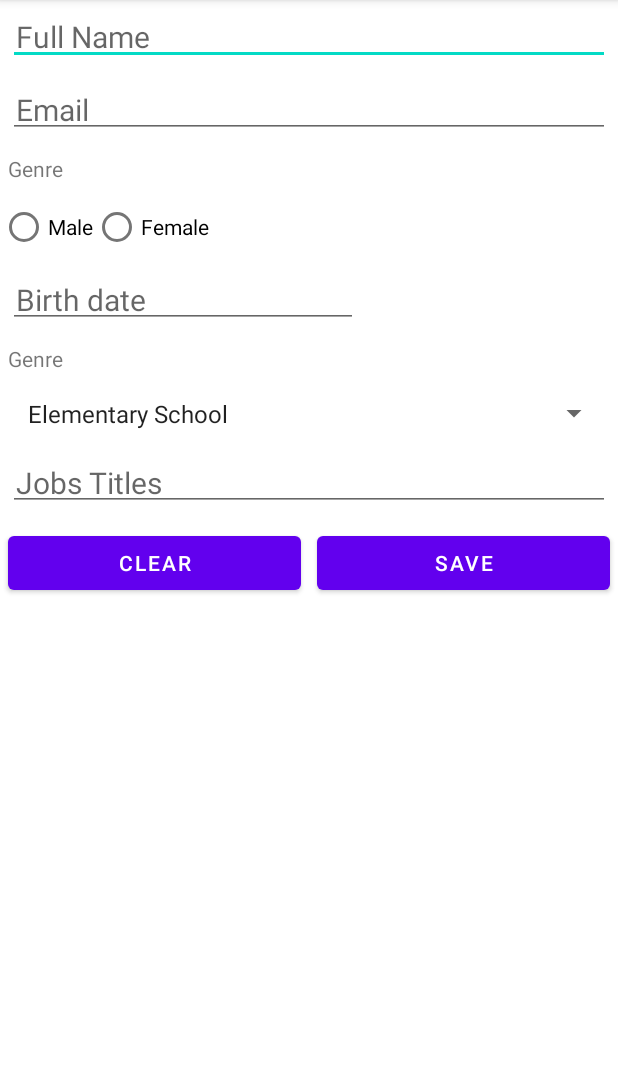
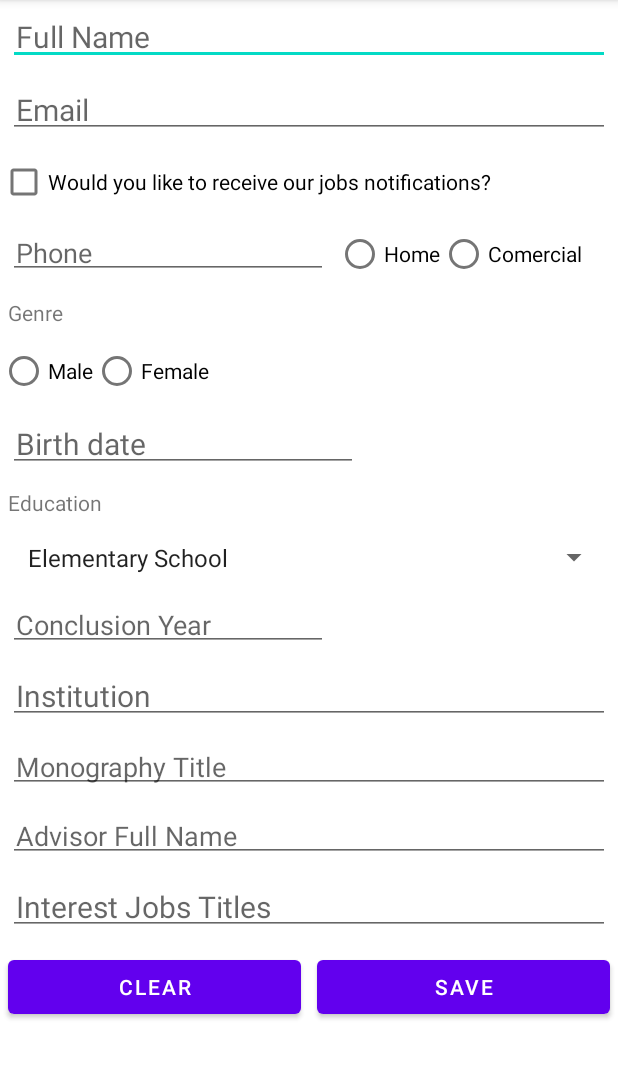
Before and after one commit to imiranda1/ifsp, an Android app: the screen it shows after launch (MainActivity), on a phone screen of 412 x 824 dp, the part 84-1163 px from its top. Run offline under Robolectric (Android 15) with nearby library versions, the phone set to English and light mode, and no system bars.

Commit message:
views and binds

```diff
--- a/SharedJobs/app/src/main/java/br/com/imiranda/sharedjobs/MainActivity.java
+++ b/SharedJobs/app/src/main/java/br/com/imiranda/sharedjobs/MainActivity.java
@@ -3,12 +3,53 @@ package br.com.imiranda.sharedjobs;
 import androidx.appcompat.app.AppCompatActivity;
 
 import android.os.Bundle;
+import android.widget.CheckBox;
+import android.widget.EditText;
+import android.widget.RadioButton;
+import android.widget.RadioGroup;
+import android.widget.Spinner;
 
 public class MainActivity extends AppCompatActivity {
+
+    private EditText fullNameEt;
+    private EditText emailEt;
+    private CheckBox notificationsCb;
+    private EditText phoneEt;
+    private RadioGroup typePhoneRg;
+    private RadioButton homeRb;
+    private RadioButton comercialRb;
+    private RadioGroup genreRg;
+    private RadioButton maleRb;
+    private RadioButton femaleRb;
+    private EditText birthDateEt;
+    private Spinner educationSp;
+    private EditText conclusionYearEt;
+    private EditText institutionEt;
+    private EditText monographyTitleEt;
+    private EditText interestJobsEt;
 
     @Override
     protected void onCreate(Bundle savedInstanceState) {
         super.onCreate(savedInstanceState);
         setContentView(R.layout.activity_main);
     }
+    private void bindViews(){
+        fullNameEt = findViewById(R.id.fullNameEt);
+        emailEt = findViewById(R.id.emailEt);
+        notificationsCb = findViewById(R.id.notificationsCb);
+        phoneEt = findViewById(R.id.phoneEt );
+        typePhoneRg = findViewById(R.id.typePhoneRg);
+        homeRb = findViewById(R.id.homeRb );
+        comercialRb = findViewById(R.id.comercialRb);
+        genreRg = findViewById(R.id.genreRg);
+        maleRb = findViewById(R.id.maleRb);
+        femaleRb = findViewById(R.id.femaleRb);
+        birthDateEt = findViewById(R.id.birthDateEt);
+        educationSp = findViewById(R.id.educationSp);
+        conclusionYearEt = findViewById(R.id.conclusionYearEt);
+        institutionEt = findViewById(R.id.institutionEt);
+        monographyTitleEt = findViewById(R.id.monographyTitleEt);
+        interestJobsEt = findViewById(R.id.interestJobsEt);
+
+    }
 }
--- a/SharedJobs/app/src/main/res/layout/activity_main.xml
+++ b/SharedJobs/app/src/main/res/layout/activity_main.xml
@@ -1,11 +1,16 @@
 <?xml version="1.0" encoding="utf-8"?>
-<LinearLayout xmlns:android="http://schemas.android.com/apk/res/android"
+<ScrollView  xmlns:android="http://schemas.android.com/apk/res/android"
     xmlns:app="http://schemas.android.com/apk/res-auto"
     xmlns:tools="http://schemas.android.com/tools"
     android:layout_width="match_parent"
     android:layout_height="wrap_content"
     android:orientation="vertical"
     tools:context=".MainActivity">
+
+    <LinearLayout
+        android:layout_width="match_parent"
+        android:layout_height="match_parent"
+        android:orientation="vertical">
 
         <EditText
             android:id="@+id/fullNameEt"
@@ -27,6 +32,52 @@
             android:hint="Email"
             android:layout_margin="5dp"
             android:padding="5dp"/>
+
+
+
+        <CheckBox
+            android:id="@+id/notificationsCb"
+            android:layout_width="match_parent"
+            android:layout_height="wrap_content"
+            android:text="Would you like to receive our jobs notifications?"
+            android:hint="CheckBox" />
+
+        <LinearLayout
+            android:layout_width="wrap_content"
+            android:layout_height="wrap_content"
+            android:orientation="horizontal">
+            <EditText
+                android:id="@+id/phoneEt"
+                android:layout_width="match_parent"
+                android:layout_height="wrap_content"
+                android:ems="10"
+                android:hint="Phone"
+                android:layout_weight="0.7"
+                android:inputType="phone"
+                android:layout_margin="5dp"
+                android:padding="5dp"/>
+            <RadioGroup
+                android:id="@+id/typePhoneRg"
+                android:layout_width="match_parent"
+                android:layout_height="wrap_content"
+                android:orientation="horizontal"
+                android:layout_gravity="center_horizontal">
+
+                <RadioButton
+                    android:id="@+id/homeRb"
+                    android:layout_width="wrap_content"
+                    android:layout_height="wrap_content"
+                    android:text="Home"/>
+
+                <RadioButton
+                    android:id="@+id/comercialRb"
+                    android:layout_width="wrap_content"
+                    android:layout_height="wrap_content"
+                    android:text="Comercial"/>
+
+            </RadioGroup>
+        </LinearLayout>
+
         <TextView
             android:layout_width="match_parent"
             android:layout_height="wrap_content"
@@ -49,21 +100,13 @@
 
             <RadioButton
                 android:id="@+id/femaleRb"
-            android:layout_width="match_parent"
+                android:layout_width="wrap_content"
                 android:layout_height="wrap_content"
                 android:text="Female"/>
-
-        <EditText
-            android:id="@+id/editTextDate"
-            android:layout_width="wrap_content"
-            android:layout_height="wrap_content"
-            android:layout_weight="1"
-            android:ems="10"
-            android:inputType="date" />
         </RadioGroup>
 
         <EditText
-        android:id="@+id/editTextDate3"
+            android:id="@+id/birthDateEt"
             android:layout_width="wrap_content"
             android:layout_height="wrap_content"
             android:layout_margin="5dp"
@@ -76,24 +119,64 @@
         <TextView
             android:layout_width="match_parent"
             android:layout_height="wrap_content"
-        android:text="Genre"
+            android:text="Education"
             android:layout_margin="5dp"
             android:layout_marginBottom="0dp"/>
         <Spinner
-        android:id="@+id/maritalStatusSp"
+            android:id="@+id/educationSp"
             android:layout_width="match_parent"
             android:layout_height="wrap_content"
             android:layout_margin="5dp"
-        android:entries="@array/education"
-        android:padding="5dp" />
+            android:padding="5dp"
+            android:entries="@array/education" />
+
 
         <EditText
-        android:id="@+id/editTextDate2"
+            android:id="@+id/conclusionYearEt"
+            android:layout_width="wrap_content"
+            android:layout_height="wrap_content"
+            android:layout_margin="5dp"
+            android:ems="10"
+            android:hint="Conclusion Year"
+            android:inputType="numberDecimal"
+            android:padding="5dp"/>
+        <EditText
+            android:id="@+id/institutionEt"
             android:layout_width="match_parent"
             android:layout_height="wrap_content"
             android:ems="10"
             android:textSize="20sp"
-        android:hint="Jobs Titles"
+            android:hint="Institution"
+            android:inputType="text"
+            android:layout_margin="5dp"
+            android:padding="5dp"/>
+
+        <EditText
+            android:id="@+id/monographyTitleEt"
+            android:layout_width="match_parent"
+            android:layout_height="wrap_content"
+            android:ems="10"
+            android:inputType="text"
+            android:hint="Monography Title"
+            android:layout_margin="5dp"
+            android:padding="5dp"/>
+        <EditText
+            android:id="@+id/advisorEt"
+            android:layout_width="match_parent"
+            android:layout_height="wrap_content"
+            android:ems="10"
+            android:inputType="text"
+            android:hint="Advisor Full Name"
+            android:layout_margin="5dp"
+            android:padding="5dp"/>
+
+        <EditText
+            android:id="@+id/interestJobsEt"
+            android:layout_width="match_parent"
+            android:layout_height="wrap_content"
+            android:ems="10"
+            android:textSize="20sp"
+            android:hint="Interest Jobs Titles"
             android:inputType="date"
             android:layout_margin="5dp"
             android:padding="5dp"/>
@@ -124,4 +207,7 @@
                 android:padding="5dp"/>
 
         </LinearLayout>
+
+
     </LinearLayout>
+</ScrollView>
```
Lines whose indentation alone changed are shown as unchanged.
